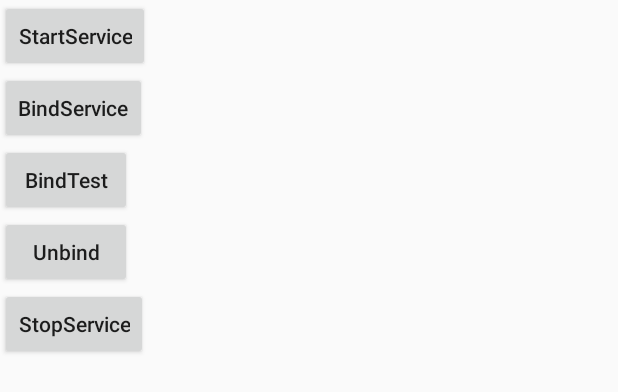
After one commit to HomerChenX1/RunningTrial, an Android app: the layout activity_test_services.xml on its own in the app's theme, with its tools: preview values and no code run, on a phone screen of 412 x 824 dp. The commit adds this screen. Shown: the top 392 px of the screen. Run offline under Robolectric (Android 15) with nearby library versions, the phone set to English and light mode, and no system bars.

Commit message:
add bindService/startService/startForegroundService

```diff
--- a/app/src/main/java/com/example/runningtrial/MainActivity.java
+++ b/app/src/main/java/com/example/runningtrial/MainActivity.java
@@ -20,6 +20,7 @@ import com.example.runningtrial.UI.TestRecyclerViewActivity;
 import com.example.runningtrial.UI.TestViewDragHelperActivity;
 import com.example.runningtrial.base.DataWarehouse;
 import com.example.runningtrial.subsys.TestNotificationActivity;
+import com.example.runningtrial.subsys.TestServicesActivity;
 
 /**
  * NTP : OK
@@ -223,6 +224,7 @@ public class MainActivity extends AppCompatActivity {
 //        });
         setupButton(R.id.btnTestAppBarLayout, "btnTestAppBarLayout", TestAppBarLayoutActivity.class);
         setupButton(R.id.btnTestNotication, "btnTestNotication", TestNotificationActivity.class);
+        setupButton(R.id.btnTestServiceBind, "btnTestServiceBind", TestServicesActivity.class);
     }
 
     CompoundButton.OnCheckedChangeListener swListenser = new CompoundButton.OnCheckedChangeListener() {
--- /dev/null
+++ b/app/src/main/res/layout/activity_test_services.xml
@@ -0,0 +1,45 @@
+<?xml version="1.0" encoding="utf-8"?>
+<LinearLayout xmlns:android="http://schemas.android.com/apk/res/android"
+    xmlns:app="http://schemas.android.com/apk/res-auto"
+    xmlns:tools="http://schemas.android.com/tools"
+    android:layout_width="match_parent"
+    android:layout_height="match_parent"
+    android:orientation="vertical"
+    tools:context=".subsys.TestServicesActivity">
+
+    <Button
+        android:id="@+id/btnTestServiceStartService"
+        android:layout_width="wrap_content"
+        android:layout_height="wrap_content"
+        android:textAllCaps="false"
+        android:text="StartService" />
+
+    <Button
+        android:id="@+id/btnTestServiceBindService"
+        android:layout_width="wrap_content"
+        android:layout_height="wrap_content"
+        android:textAllCaps="false"
+        android:text="BindService" />
+
+    <Button
+        android:id="@+id/btnTestServiceBindTest"
+        android:layout_width="wrap_content"
+        android:layout_height="wrap_content"
+        android:textAllCaps="false"
+        android:text="BindTest" />
+
+    <Button
+        android:id="@+id/btnTestServiceUnbind"
+        android:layout_width="wrap_content"
+        android:layout_height="wrap_content"
+        android:textAllCaps="false"
+        android:text="Unbind" />
+
+    <Button
+        android:id="@+id/btnTestServiceStopService"
+        android:layout_width="wrap_content"
+        android:layout_height="wrap_content"
+        android:textAllCaps="false"
+        android:text="StopService" />
+
+</LinearLayout>
```
Also changed, not shown: app/src/main/AndroidManifest.xml (+11 -1 lines), app/src/main/java/com/example/runningtrial/subsys/TestNotificationActivity.java (+18 -2 lines), app/src/main/java/com/example/runningtrial/subsys/TestServices.java (added, +135 -0 lines), app/src/main/java/com/example/runningtrial/subsys/TestServicesActivity.java (added, +171 -0 lines), app/src/main/res/layout/activity_main.xml (+14 -0 lines).
